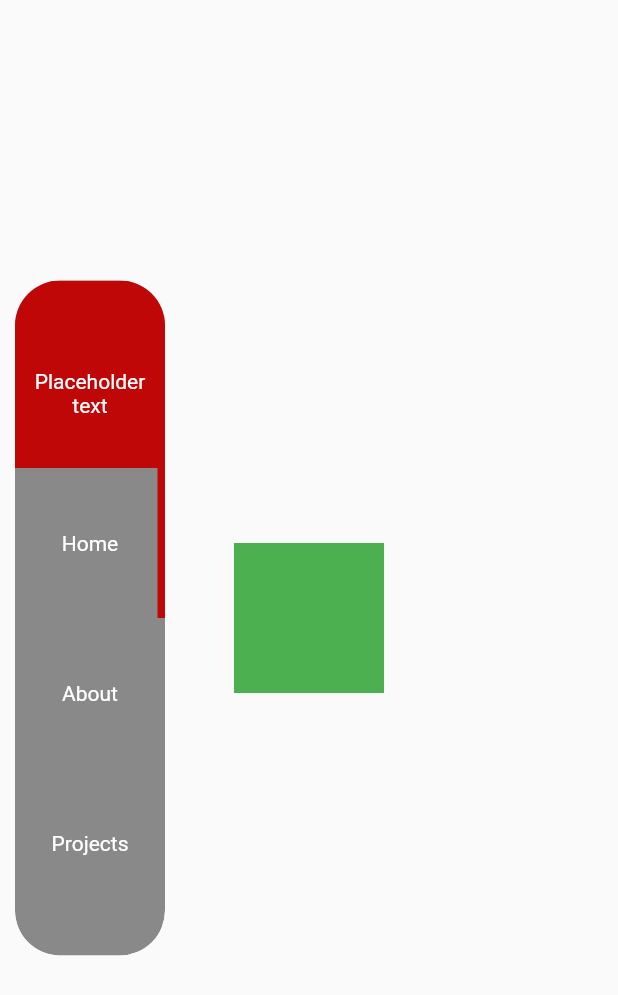
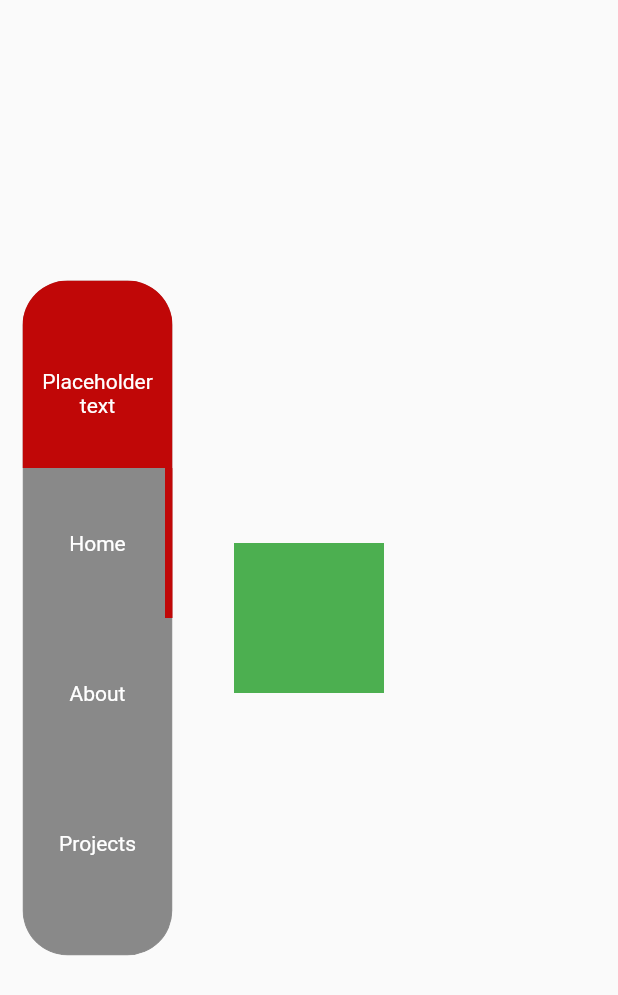
Before and after one commit to Redomic/redomic-portfolio, a Flutter app: the DesktopView screen opened directly, on a phone screen of 412 x 824 dp. Shown: the top 995 px of the screen. Run offline on Flutter 3.47's test engine with Material 2 defaults, Android fonts, the phone set to English and light mode, and no system bars.

```diff
--- a/lib/widgets/desktop_nav_bar.dart
+++ b/lib/widgets/desktop_nav_bar.dart
@@ -39,6 +39,10 @@ class _DesktopNavbarState extends State<DesktopNavbar> {
                   color: UserColors.navBarColor.withOpacity(0.5),
                   borderRadius: BorderRadius.all(
                     Radius.circular(30),
+                  ),
+                  border: Border.all(
+                    width: 0.5,
+                    color: Colors.white.withOpacity(0.1),
                   ),
                 ),
               ),
--- a/lib/widgets/desktop_view.dart
+++ b/lib/widgets/desktop_view.dart
@@ -17,7 +17,7 @@ class _DesktopViewState extends State<DesktopView> {
         children: [
           MasterPage(),
           Positioned(
-            left: 10,
+            left: 15,
             child: DesktopNavbar(),
           ),
         ],
```
